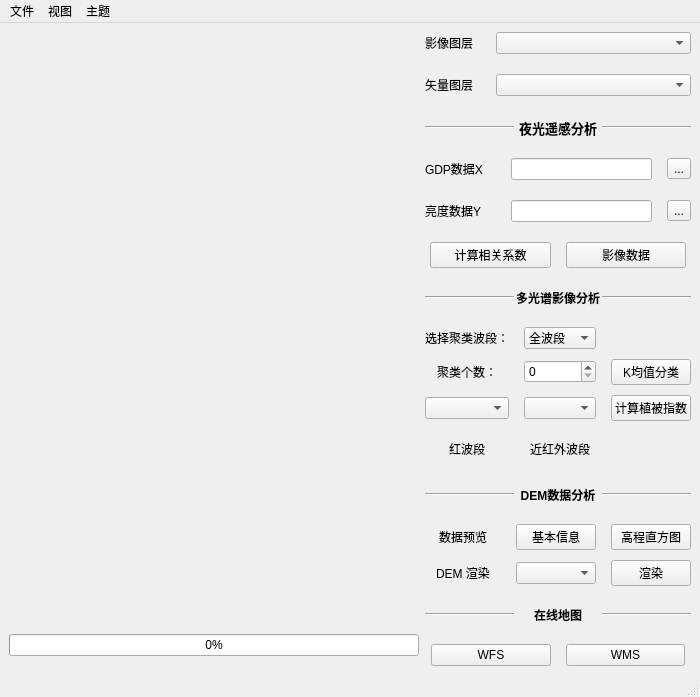
Qt form ui/mapView.ui (FireboyWatergirls/RasterAnalysis) before a commit.
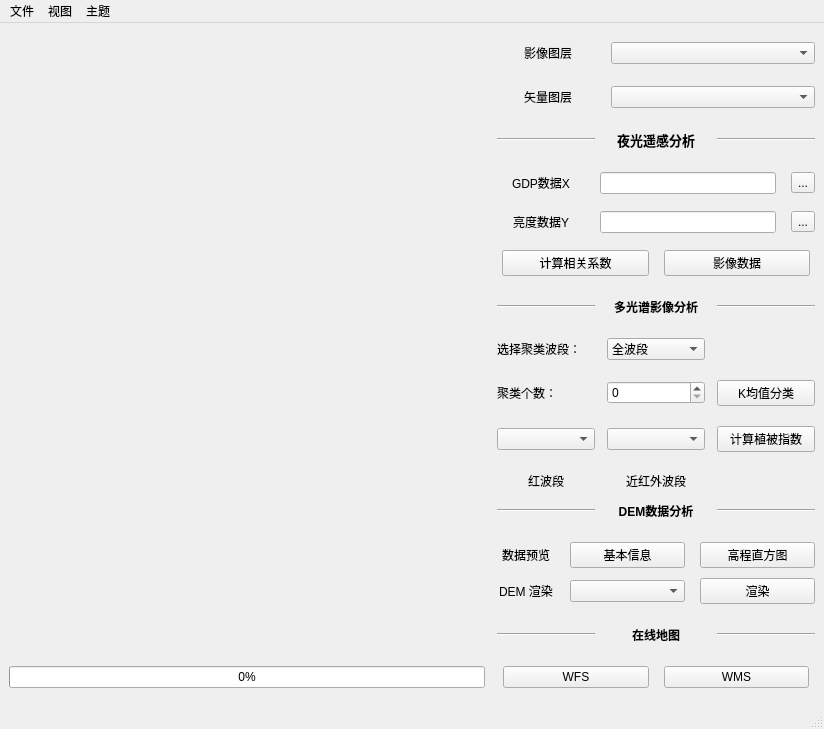
The same form after that commit.

```diff
--- a/ui/mapView.ui
+++ b/ui/mapView.ui
@@ -6,17 +6,20 @@
    <rect>
     <x>0</x>
     <y>0</y>
-    <width>700</width>
-    <height>697</height>
+    <width>824</width>
+    <height>680</height>
    </rect>
   </property>
   <property name="windowTitle">
    <string>MyPYQGIS</string>
   </property>
   <widget class="QWidget" name="centralwidget">
-   <layout class="QHBoxLayout" name="horizontalLayout_5">
+   <layout class="QHBoxLayout" name="horizontalLayout_12">
     <item>
-     <layout class="QHBoxLayout" name="horizontalLayout_11" stretch="1,0">
+     <layout class="QHBoxLayout" name="horizontalLayout_11" stretch="3,2">
+      <property name="spacing">
+       <number>12</number>
+      </property>
       <item>
        <layout class="QVBoxLayout" name="verticalLayout_2">
         <property name="spacing">
@@ -41,53 +44,61 @@
        </layout>
       </item>
       <item>
-       <layout class="QGridLayout" name="gridLayout_3" columnstretch="1,3">
-        <property name="horizontalSpacing">
-         <number>6</number>
+       <layout class="QVBoxLayout" name="verticalLayout">
+        <property name="topMargin">
+         <number>5</number>
         </property>
-        <property name="verticalSpacing">
-         <number>20</number>
+        <property name="bottomMargin">
+         <number>5</number>
         </property>
-        <item row="8" column="0" colspan="2">
-         <layout class="QHBoxLayout" name="horizontalLayout_4">
-          <item>
-           <widget class="Line" name="line_7">
-            <property name="orientation">
-             <enum>Qt::Horizontal</enum>
+        <item>
+         <layout class="QHBoxLayout" name="horizontalLayout_5" stretch="1,2">
+          <property name="topMargin">
+           <number>5</number>
+          </property>
+          <property name="bottomMargin">
+           <number>5</number>
+          </property>
+          <item alignment="Qt::AlignHCenter">
+           <widget class="QLabel" name="label">
+            <property name="text">
+             <string>影像图层</string>
             </property>
            </widget>
           </item>
           <item>
-           <widget class="QLabel" name="label_8">
+           <widget class="QComboBox" name="input_raster_layer"/>
+          </item>
+         </layout>
+        </item>
+        <item>
+         <layout class="QHBoxLayout" name="horizontalLayout_10" stretch="1,2">
+          <property name="topMargin">
+           <number>5</number>
+          </property>
+          <property name="bottomMargin">
+           <number>5</number>
+          </property>
+          <item alignment="Qt::AlignHCenter">
+           <widget class="QLabel" name="label_2">
             <property name="text">
-             <string>&lt;html&gt;&lt;head/&gt;&lt;body&gt;&lt;p align=&quot;center&quot;&gt;&lt;span style=&quot; font-weight:600;&quot;&gt;多光谱影像分析&lt;/span&gt;&lt;/p&gt;&lt;/body&gt;&lt;/html&gt;</string>
+             <string>矢量图层</string>
             </property>
            </widget>
           </item>
           <item>
-           <widget class="Line" name="line_3">
-            <property name="orientation">
-             <enum>Qt::Horizontal</enum>
-            </property>
-           </widget>
+           <widget class="QComboBox" name="input_vector_layer"/>
           </item>
          </layout>
         </item>
-        <item row="2" column="0">
-         <spacer name="horizontalSpacer">
-          <property name="orientation">
-           <enum>Qt::Horizontal</enum>
-          </property>
-          <property name="sizeHint" stdset="0">
-           <size>
-            <width>40</width>
-            <height>2</height>
-           </size>
-          </property>
-         </spacer>
-        </item>
-        <item row="3" column="0" colspan="2">
+        <item>
          <layout class="QHBoxLayout" name="horizontalLayout_6">
+          <property name="topMargin">
+           <number>5</number>
+          </property>
+          <property name="bottomMargin">
+           <number>5</number>
+          </property>
           <item>
            <widget class="Line" name="line_6">
             <property name="orientation">
@@ -111,50 +122,18 @@
           </item>
          </layout>
         </item>
-        <item row="1" column="0">
-         <widget class="QLabel" name="label_2">
-          <property name="text">
-           <string>矢量图层</string>
-          </property>
-         </widget>
-        </item>
-        <item row="5" column="0" colspan="2">
-         <layout class="QHBoxLayout" name="horizontalLayout_2" stretch="3,6,2">
-          <property name="spacing">
-           <number>15</number>
-          </property>
-          <item>
-           <widget class="QLabel" name="label_4">
-            <property name="text">
-             <string>亮度数据Y</string>
-            </property>
-           </widget>
-          </item>
-          <item>
-           <widget class="QLineEdit" name="lineEditY"/>
-          </item>
-          <item>
-           <widget class="QToolButton" name="openYcsv">
-            <property name="text">
-             <string>...</string>
-            </property>
-           </widget>
-          </item>
-         </layout>
-        </item>
-        <item row="0" column="0">
-         <widget class="QLabel" name="label">
-          <property name="text">
-           <string>影像图层</string>
-          </property>
-         </widget>
-        </item>
-        <item row="4" column="0" colspan="2">
+        <item>
          <layout class="QHBoxLayout" name="horizontalLayout" stretch="3,6,2">
           <property name="spacing">
            <number>15</number>
           </property>
-          <item>
+          <property name="topMargin">
+           <number>5</number>
+          </property>
+          <property name="bottomMargin">
+           <number>5</number>
+          </property>
+          <item alignment="Qt::AlignHCenter">
            <widget class="QLabel" name="label_3">
             <property name="text">
              <string>GDP数据X</string>
@@ -173,24 +152,87 @@
           </item>
          </layout>
         </item>
-        <item row="10" column="0" colspan="2">
-         <layout class="QHBoxLayout" name="horizontalLayout_7">
+        <item>
+         <layout class="QHBoxLayout" name="horizontalLayout_2" stretch="3,6,2">
+          <property name="spacing">
+           <number>15</number>
+          </property>
+          <item alignment="Qt::AlignHCenter">
+           <widget class="QLabel" name="label_4">
+            <property name="text">
+             <string>亮度数据Y</string>
+            </property>
+           </widget>
+          </item>
           <item>
-           <widget class="Line" name="line_8">
+           <widget class="QLineEdit" name="lineEditY"/>
+          </item>
+          <item>
+           <widget class="QToolButton" name="openYcsv">
+            <property name="text">
+             <string>...</string>
+            </property>
+           </widget>
+          </item>
+         </layout>
+        </item>
+        <item>
+         <layout class="QHBoxLayout" name="horizontalLayout_3" stretch="0,0">
+          <property name="spacing">
+           <number>15</number>
+          </property>
+          <property name="leftMargin">
+           <number>5</number>
+          </property>
+          <property name="topMargin">
+           <number>5</number>
+          </property>
+          <property name="rightMargin">
+           <number>5</number>
+          </property>
+          <property name="bottomMargin">
+           <number>5</number>
+          </property>
+          <item>
+           <widget class="QPushButton" name="correlation">
+            <property name="text">
+             <string>计算相关系数</string>
+            </property>
+           </widget>
+          </item>
+          <item>
+           <widget class="QPushButton" name="ImageData">
+            <property name="text">
+             <string>影像数据</string>
+            </property>
+           </widget>
+          </item>
+         </layout>
+        </item>
+        <item>
+         <layout class="QHBoxLayout" name="horizontalLayout_4">
+          <property name="topMargin">
+           <number>5</number>
+          </property>
+          <property name="bottomMargin">
+           <number>5</number>
+          </property>
+          <item>
+           <widget class="Line" name="line_7">
             <property name="orientation">
              <enum>Qt::Horizontal</enum>
             </property>
            </widget>
           </item>
           <item>
-           <widget class="QLabel" name="label_9">
+           <widget class="QLabel" name="label_8">
             <property name="text">
-             <string>&lt;html&gt;&lt;head/&gt;&lt;body&gt;&lt;p align=&quot;center&quot;&gt;&lt;span style=&quot; font-weight:600;&quot;&gt;DEM数据分析&lt;/span&gt;&lt;/p&gt;&lt;/body&gt;&lt;/html&gt;</string>
+             <string>&lt;html&gt;&lt;head/&gt;&lt;body&gt;&lt;p align=&quot;center&quot;&gt;&lt;span style=&quot; font-weight:600;&quot;&gt;多光谱影像分析&lt;/span&gt;&lt;/p&gt;&lt;/body&gt;&lt;/html&gt;</string>
             </property>
            </widget>
           </item>
           <item>
-           <widget class="Line" name="line_4">
+           <widget class="Line" name="line_3">
             <property name="orientation">
              <enum>Qt::Horizontal</enum>
             </property>
@@ -198,17 +240,61 @@
           </item>
          </layout>
         </item>
-        <item row="9" column="0" colspan="2">
-         <layout class="QGridLayout" name="gridLayout" rowstretch="1,1,1,1">
+        <item>
+         <layout class="QGridLayout" name="gridLayout" rowstretch="0,0,0,0">
           <property name="topMargin">
+           <number>5</number>
+          </property>
+          <property name="bottomMargin">
            <number>0</number>
           </property>
           <property name="horizontalSpacing">
-           <number>15</number>
+           <number>12</number>
           </property>
           <property name="verticalSpacing">
-           <number>10</number>
+           <number>20</number>
           </property>
+          <item row="0" column="0">
+           <widget class="QLabel" name="label_6">
+            <property name="text">
+             <string>选择聚类波段：</string>
+            </property>
+           </widget>
+          </item>
+          <item row="0" column="1">
+           <widget class="QComboBox" name="selectClusterBand">
+            <item>
+             <property name="text">
+              <string>全波段</string>
+             </property>
+            </item>
+            <item>
+             <property name="text">
+              <string>Red</string>
+             </property>
+            </item>
+            <item>
+             <property name="text">
+              <string>Blue</string>
+             </property>
+            </item>
+            <item>
+             <property name="text">
+              <string>Green</string>
+             </property>
+            </item>
+           </widget>
+          </item>
+          <item row="1" column="0">
+           <widget class="QLabel" name="label_5">
+            <property name="text">
+             <string>聚类个数：</string>
+            </property>
+           </widget>
+          </item>
+          <item row="1" column="1">
+           <widget class="QSpinBox" name="clusterNumber"/>
+          </item>
           <item row="1" column="2">
            <widget class="QPushButton" name="k_means">
             <property name="text">
@@ -216,6 +302,9 @@
             </property>
            </widget>
           </item>
+          <item row="2" column="0">
+           <widget class="QComboBox" name="comboBox_R"/>
+          </item>
           <item row="2" column="1">
            <widget class="QComboBox" name="comboBox_NIR"/>
           </item>
@@ -226,97 +315,43 @@
             </property>
            </widget>
           </item>
-          <item row="3" column="0" alignment="Qt::AlignHCenter">
+          <item row="3" column="0" alignment="Qt::AlignHCenter|Qt::AlignTop">
            <widget class="QLabel" name="label_4">
             <property name="text">
              <string>红波段</string>
             </property>
            </widget>
           </item>
-          <item row="2" column="0">
-           <widget class="QComboBox" name="comboBox_R"/>
-          </item>
-          <item row="0" column="1">
-           <widget class="QComboBox" name="selectClusterBand">
-            <item>
-             <property name="text">
-              <string>全波段</string>
-             </property>
-            </item>
-            <item>
-             <property name="text">
-              <string>Red</string>
-             </property>
-            </item>
-            <item>
-             <property name="text">
-              <string>Blue</string>
-             </property>
-            </item>
-            <item>
-             <property name="text">
-              <string>Green</string>
-             </property>
-            </item>
-           </widget>
-          </item>
-          <item row="1" column="0" alignment="Qt::AlignHCenter">
-           <widget class="QLabel" name="label_5">
-            <property name="text">
-             <string>聚类个数：</string>
-            </property>
-           </widget>
-          </item>
-          <item row="3" column="1" alignment="Qt::AlignHCenter">
+          <item row="3" column="1" alignment="Qt::AlignHCenter|Qt::AlignTop">
            <widget class="QLabel" name="label_11">
             <property name="text">
              <string>近红外波段</string>
             </property>
            </widget>
           </item>
-          <item row="1" column="1">
-           <widget class="QSpinBox" name="clusterNumber"/>
-          </item>
-          <item row="0" column="0" alignment="Qt::AlignHCenter">
-           <widget class="QLabel" name="label_6">
-            <property name="text">
-             <string>选择聚类波段：</string>
-            </property>
-           </widget>
-          </item>
          </layout>
         </item>
-        <item row="7" column="0">
-         <spacer name="horizontalSpacer_2">
-          <property name="orientation">
-           <enum>Qt::Horizontal</enum>
+        <item>
+         <layout class="QHBoxLayout" name="horizontalLayout_7">
+          <property name="bottomMargin">
+           <number>5</number>
           </property>
-          <property name="sizeHint" stdset="0">
-           <size>
-            <width>40</width>
-            <height>1</height>
-           </size>
-          </property>
-         </spacer>
-        </item>
-        <item row="12" column="0" colspan="2">
-         <layout class="QHBoxLayout" name="horizontalLayout_8">
           <item>
-           <widget class="Line" name="line_9">
+           <widget class="Line" name="line_8">
             <property name="orientation">
              <enum>Qt::Horizontal</enum>
             </property>
            </widget>
           </item>
           <item>
-           <widget class="QLabel" name="label_10">
+           <widget class="QLabel" name="label_9">
             <property name="text">
-             <string>&lt;html&gt;&lt;head/&gt;&lt;body&gt;&lt;p align=&quot;center&quot;&gt;&lt;span style=&quot; font-weight:600;&quot;&gt;在线地图&lt;/span&gt;&lt;/p&gt;&lt;/body&gt;&lt;/html&gt;</string>
+             <string>&lt;html&gt;&lt;head/&gt;&lt;body&gt;&lt;p align=&quot;center&quot;&gt;&lt;span style=&quot; font-weight:600;&quot;&gt;DEM数据分析&lt;/span&gt;&lt;/p&gt;&lt;/body&gt;&lt;/html&gt;</string>
             </property>
            </widget>
           </item>
           <item>
-           <widget class="Line" name="line_5">
+           <widget class="Line" name="line_4">
             <property name="orientation">
              <enum>Qt::Horizontal</enum>
             </property>
@@ -324,11 +359,14 @@
           </item>
          </layout>
         </item>
-        <item row="1" column="1">
-         <widget class="QComboBox" name="input_vector_layer"/>
-        </item>
-        <item row="11" column="0" colspan="2">
-         <layout class="QGridLayout" name="gridLayout_2" columnstretch="2,0,0">
+        <item>
+         <layout class="QGridLayout" name="gridLayout_2" columnstretch="1,2,2">
+          <property name="topMargin">
+           <number>5</number>
+          </property>
+          <property name="bottomMargin">
+           <number>5</number>
+          </property>
           <property name="horizontalSpacing">
            <number>15</number>
           </property>
@@ -375,37 +413,38 @@
           </item>
          </layout>
         </item>
-        <item row="0" column="1">
-         <widget class="QComboBox" name="input_raster_layer"/>
-        </item>
-        <item row="6" column="0" colspan="2">
-         <layout class="QHBoxLayout" name="horizontalLayout_3" stretch="0,0">
-          <property name="spacing">
-           <number>15</number>
-          </property>
-          <property name="leftMargin">
+        <item>
+         <layout class="QHBoxLayout" name="horizontalLayout_8">
+          <property name="topMargin">
            <number>5</number>
           </property>
-          <property name="rightMargin">
+          <property name="bottomMargin">
            <number>5</number>
           </property>
           <item>
-           <widget class="QPushButton" name="correlation">
-            <property name="text">
-             <string>计算相关系数</string>
+           <widget class="Line" name="line_9">
+            <property name="orientation">
+             <enum>Qt::Horizontal</enum>
             </property>
            </widget>
           </item>
           <item>
-           <widget class="QPushButton" name="ImageData">
+           <widget class="QLabel" name="label_10">
             <property name="text">
-             <string>影像数据</string>
+             <string>&lt;html&gt;&lt;head/&gt;&lt;body&gt;&lt;p align=&quot;center&quot;&gt;&lt;span style=&quot; font-weight:600;&quot;&gt;在线地图&lt;/span&gt;&lt;/p&gt;&lt;/body&gt;&lt;/html&gt;</string>
+            </property>
+           </widget>
+          </item>
+          <item>
+           <widget class="Line" name="line_5">
+            <property name="orientation">
+             <enum>Qt::Horizontal</enum>
             </property>
            </widget>
           </item>
          </layout>
         </item>
-        <item row="13" column="0" colspan="2">
+        <item>
          <layout class="QHBoxLayout" name="horizontalLayout_9">
           <property name="spacing">
            <number>15</number>
@@ -413,9 +452,15 @@
           <property name="leftMargin">
            <number>6</number>
           </property>
+          <property name="topMargin">
+           <number>5</number>
+          </property>
           <property name="rightMargin">
            <number>6</number>
           </property>
+          <property name="bottomMargin">
+           <number>5</number>
+          </property>
           <item>
            <widget class="QPushButton" name="WFS">
             <property name="text">
@@ -443,7 +488,7 @@
     <rect>
      <x>0</x>
      <y>0</y>
-     <width>700</width>
+     <width>824</width>
      <height>23</height>
     </rect>
    </property>
```
